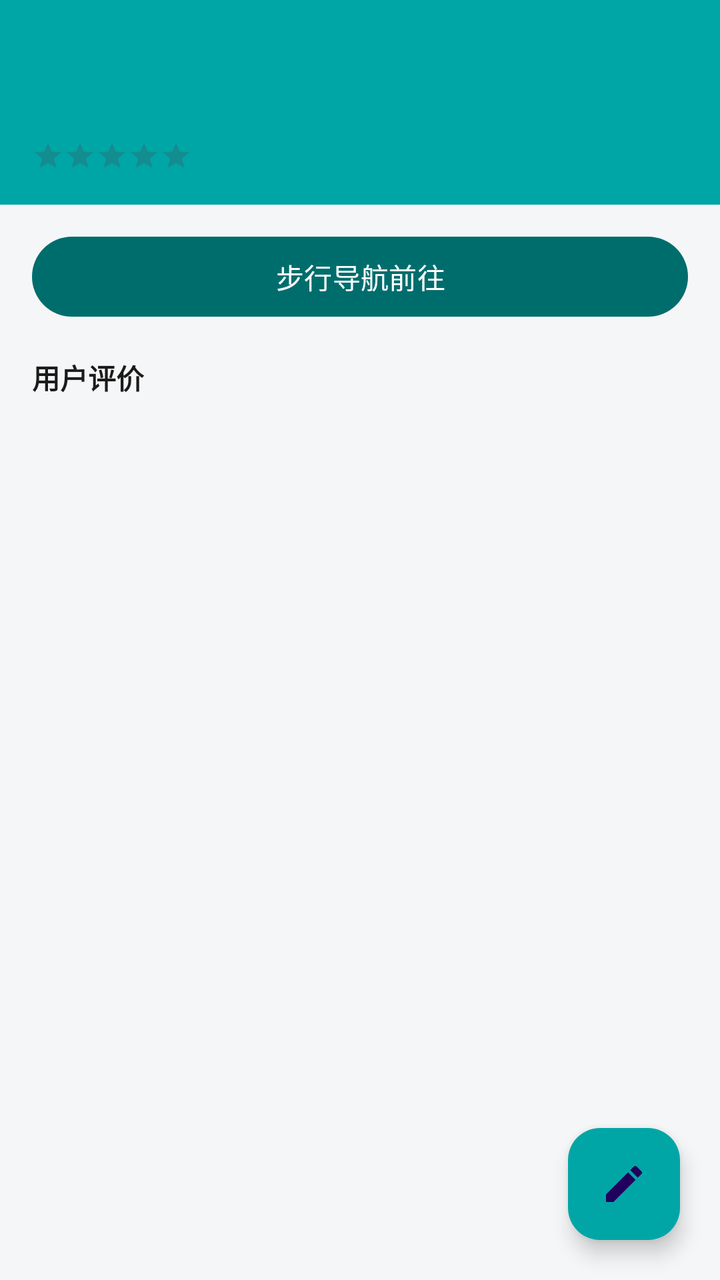
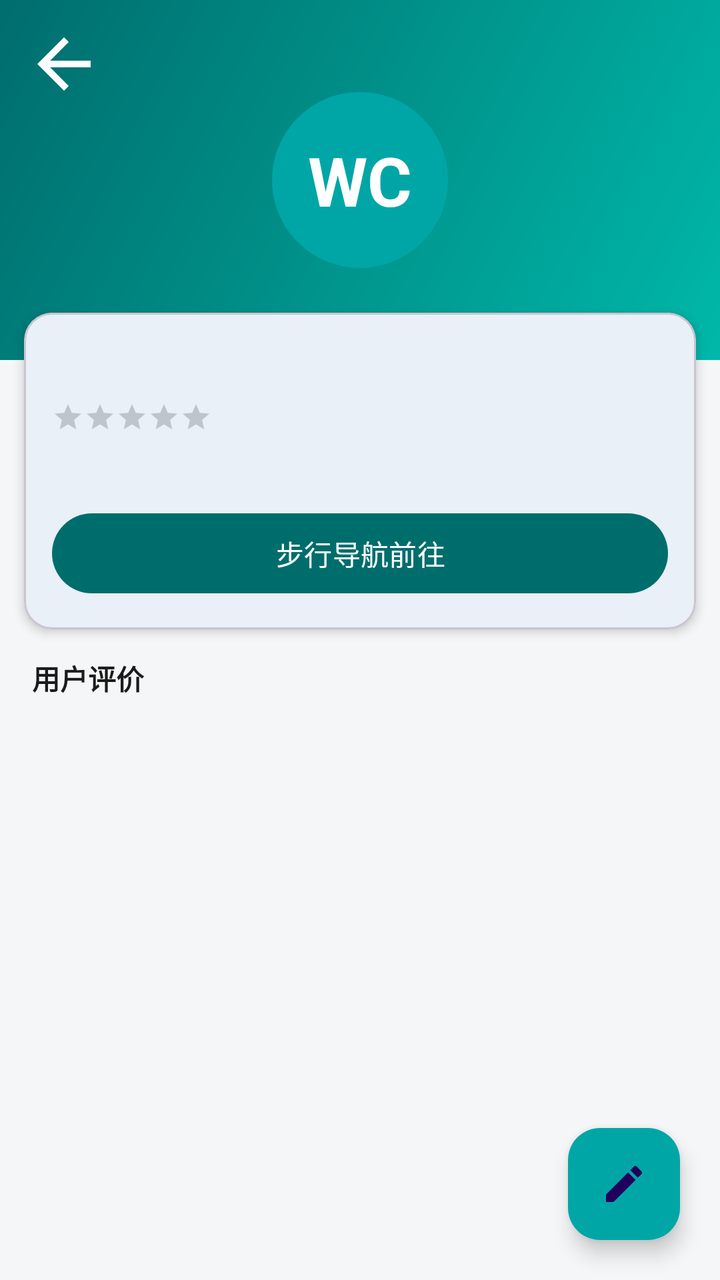

An Android layout rendered at two revisions. The XML below is the earlier revision; the diff shows what the commit changed to produce the second picture.
<!-- AndroidManifest.xml: application theme Theme.NearbyToilet -->
<!-- res/layout/activity_toilet_detail.xml -->
<?xml version="1.0" encoding="utf-8"?>
<androidx.coordinatorlayout.widget.CoordinatorLayout xmlns:android="http://schemas.android.com/apk/res/android"
    xmlns:app="http://schemas.android.com/apk/res-auto"
    android:layout_width="match_parent"
    android:layout_height="match_parent">

    <LinearLayout
        android:layout_width="match_parent"
        android:layout_height="match_parent"
        android:orientation="vertical">

        <LinearLayout
            android:layout_width="match_parent"
            android:layout_height="wrap_content"
            android:background="@color/brand_primary"
            android:orientation="vertical"
            android:padding="16dp">

            <TextView
                android:id="@+id/tv_toilet_name"
                android:layout_width="match_parent"
                android:layout_height="wrap_content"
                android:textColor="@color/white"
                android:textSize="18sp"
                android:textStyle="bold" />

            <TextView
                android:id="@+id/tv_toilet_address"
                android:layout_width="match_parent"
                android:layout_height="wrap_content"
                android:layout_marginTop="4dp"
                android:alpha="0.85"
                android:textColor="@color/white"
                android:textSize="13sp" />

            <LinearLayout
                android:layout_width="match_parent"
                android:layout_height="wrap_content"
                android:layout_marginTop="8dp"
                android:gravity="center_vertical"
                android:orientation="horizontal">

                <RatingBar
                    android:id="@+id/rating_overall"
                    style="?android:attr/ratingBarStyleSmall"
                    android:layout_width="wrap_content"
                    android:layout_height="wrap_content"
                    android:isIndicator="true"
                    android:numStars="5"
                    android:stepSize="0.5" />

                <TextView
                    android:id="@+id/tv_review_summary"
                    android:layout_width="wrap_content"
                    android:layout_height="wrap_content"
                    android:layout_marginStart="8dp"
                    android:alpha="0.85"
                    android:textColor="@color/white"
                    android:textSize="12sp" />
            </LinearLayout>
        </LinearLayout>

        <com.google.android.material.button.MaterialButton
            android:id="@+id/btn_navigate"
            android:layout_width="match_parent"
            android:layout_height="wrap_content"
            android:layout_marginHorizontal="16dp"
            android:layout_marginTop="12dp"
            android:text="@string/navigate_on_foot"
            app:backgroundTint="@color/brand_dark" />

        <TextView
            android:layout_width="match_parent"
            android:layout_height="wrap_content"
            android:paddingHorizontal="16dp"
            android:paddingTop="16dp"
            android:paddingBottom="4dp"
            android:text="@string/user_reviews_title"
            android:textColor="#1B1B1B"
            android:textSize="14sp"
            android:textStyle="bold" />

        <TextView
            android:id="@+id/tv_empty_reviews"
            android:layout_width="match_parent"
            android:layout_height="wrap_content"
            android:layout_marginTop="24dp"
            android:alpha="0.45"
            android:gravity="center"
            android:text="@string/no_reviews_yet"
            android:visibility="gone" />

        <androidx.recyclerview.widget.RecyclerView
            android:id="@+id/recycler_reviews"
            android:layout_width="match_parent"
            android:layout_height="0dp"
            android:layout_weight="1"
            android:paddingTop="4dp" />
    </LinearLayout>

    <com.google.android.material.floatingactionbutton.FloatingActionButton
        android:id="@+id/fab_write_review"
        android:layout_width="wrap_content"
        android:layout_height="wrap_content"
        android:layout_gravity="bottom|end"
        android:layout_margin="20dp"
        android:contentDescription="@string/write_review"
        app:backgroundTint="@color/brand_primary"
        app:srcCompat="@drawable/ic_edit" />
</androidx.coordinatorlayout.widget.CoordinatorLayout>
<!-- resources referenced by this layout -->
<resources>
  <color name="brand_dark">#006D6D</color>
  <color name="brand_primary">#00A6A6</color>
  <color name="white">#FFFFFF</color>
  <!-- drawable ic_edit (drawable) -->
  <?xml version="1.0" encoding="utf-8"?>
  <vector xmlns:android="http://schemas.android.com/apk/res/android"
      android:width="24dp"
      android:height="24dp"
      android:viewportWidth="24"
      android:viewportHeight="24"
      android:tint="#FFFFFF">
      <path
          android:fillColor="#FFFFFF"
          android:pathData="M3,17.25V21h3.75L17.81,9.94l-3.75,-3.75L3,17.25zM20.71,7.04c0.39,-0.39 0.39,-1.02 0,-1.41l-2.34,-2.34c-0.39,-0.39 -1.02,-0.39 -1.41,0l-1.83,1.83 3.75,3.75 1.83,-1.83z" />
  </vector>
  <string name="navigate_on_foot">步行导航前往</string>
  <string name="no_reviews_yet">还没有评价，来抢沙发吧～</string>
  <string name="user_reviews_title">用户评价</string>
  <string name="write_review">写评价</string>
  <style name="Theme.NearbyToilet" parent="Theme.Material3.DayNight.NoActionBar">
          <item name="android:windowBackground">@color/bg_gray</item>
          <item name="colorPrimary">@color/brand_primary</item>
          <item name="android:statusBarColor">@color/brand_primary</item>
      </style>
  <color name="bg_gray">#F5F6F7</color>
</resources>

<!-- the commit's change to res/layout/activity_toilet_detail.xml (unified diff, before → after) -->
@@ -9,74 +9,131 @@
         android:layout_height="match_parent"
         android:orientation="vertical">
 
-        <LinearLayout
+        
+        <FrameLayout
+            android:layout_width="match_parent"
+            android:layout_height="180dp"
+            android:background="@drawable/bg_head_banner">
+
+            <TextView
+                android:layout_width="88dp"
+                android:layout_height="88dp"
+                android:layout_gravity="center"
+                android:background="@drawable/bg_wc_badge"
+                android:gravity="center"
+                android:text="WC"
+                android:textColor="@color/white"
+                android:textSize="34sp"
+                android:textStyle="bold" />
+
+            <ImageView
+                android:id="@+id/btn_back"
+                android:layout_width="40dp"
+                android:layout_height="40dp"
+                android:layout_margin="12dp"
+                android:contentDescription="@string/back"
+                android:src="@drawable/ic_back"
+                app:tint="@color/white" />
+        </FrameLayout>
+
+        
+        <com.google.android.material.card.MaterialCardView
             android:layout_width="match_parent"
             android:layout_height="wrap_content"
-            android:background="@color/brand_primary"
-            android:orientation="vertical"
-            android:padding="16dp">
-
-            <TextView
-                android:id="@+id/tv_toilet_name"
-                android:layout_width="match_parent"
-                android:layout_height="wrap_content"
-                android:textColor="@color/white"
-                android:textSize="18sp"
-                android:textStyle="bold" />
-
-            <TextView
-                android:id="@+id/tv_toilet_address"
-                android:layout_width="match_parent"
-                android:layout_height="wrap_content"
-                android:layout_marginTop="4dp"
-                android:alpha="0.85"
-                android:textColor="@color/white"
-                android:textSize="13sp" />
+            android:layout_marginHorizontal="12dp"
+            android:layout_marginTop="-24dp"
+            app:cardCornerRadius="14dp"
+            app:cardElevation="3dp">
 
             <LinearLayout
                 android:layout_width="match_parent"
                 android:layout_height="wrap_content"
-                android:layout_marginTop="8dp"
-                android:gravity="center_vertical"
-                android:orientation="horizontal">
+                android:orientation="vertical"
+                android:padding="14dp">
 
-                <RatingBar
-                    android:id="@+id/rating_overall"
-                    style="?android:attr/ratingBarStyleSmall"
+                <TextView
+                    android:id="@+id/tv_toilet_name"
+                    android:layout_width="match_parent"
+                    android:layout_height="wrap_content"
+                    android:textColor="@color/text_dark"
+                    android:textSize="18sp"
+                    android:textStyle="bold" />
+
+                <LinearLayout
                     android:layout_width="wrap_content"
                     android:layout_height="wrap_content"
-                    android:isIndicator="true"
-                    android:numStars="5"
-                    android:stepSize="0.5" />
+                    android:layout_marginTop="4dp"
+                    android:gravity="center_vertical"
+                    android:orientation="horizontal">
+
+                    <RatingBar
+                        android:id="@+id/rating_overall"
+                        style="?android:attr/ratingBarStyleSmall"
+                        android:layout_width="wrap_content"
+                        android:layout_height="wrap_content"
+                        android:isIndicator="true"
+                        android:numStars="5"
+                        android:progressTint="@color/star_orange"
+                        android:stepSize="0.5" />
+
+                    <TextView
+                        android:id="@+id/tv_score"
+                        android:layout_width="wrap_content"
+                        android:layout_height="wrap_content"
+                        android:layout_marginStart="6dp"
+                        android:textColor="@color/star_orange"
+                        android:textSize="15sp"
+                        android:textStyle="bold" />
+
+                    <TextView
+                        android:id="@+id/tv_review_summary"
+                        android:layout_width="wrap_content"
+                        android:layout_height="wrap_content"
+                        android:layout_marginStart="6dp"
+                        android:alpha="0.6"
+                        android:textColor="@color/text_dark"
+                        android:textSize="11sp" />
+                </LinearLayout>
 
                 <TextView
-                    android:id="@+id/tv_review_summary"
-                    android:layout_width="wrap_content"
+                    android:id="@+id/tv_toilet_address"
+                    android:layout_width="match_parent"
                     android:layout_height="wrap_content"
-                    android:layout_marginStart="8dp"
+                    android:layout_marginTop="6dp"
+                    android:alpha="0.7"
+                    android:drawablePadding="4dp"
+                    android:gravity="center_vertical"
+                    android:textColor="@color/text_dark"
+                    android:textSize="13sp" />
+
+                <TextView
+                    android:id="@+id/tv_tags"
+                    android:layout_width="match_parent"
+                    android:layout_height="wrap_content"
+                    android:layout_marginTop="6dp"
                     android:alpha="0.85"
-                    android:textColor="@color/white"
-                    android:textSize="12sp" />
+                    android:textColor="@color/brand_dark"
+                    android:textSize="12sp"
+                    android:visibility="gone" />
+
+                <com.google.android.material.button.MaterialButton
+                    android:id="@+id/btn_navigate"
+                    android:layout_width="match_parent"
+                    android:layout_height="wrap_content"
+                    android:layout_marginTop="10dp"
+                    android:text="@string/navigate_on_foot"
+                    app:backgroundTint="@color/brand_dark" />
             </LinearLayout>
-        </LinearLayout>
-
-        <com.google.android.material.button.MaterialButton
-            android:id="@+id/btn_navigate"
-            android:layout_width="match_parent"
-            android:layout_height="wrap_content"
-            android:layout_marginHorizontal="16dp"
-            android:layout_marginTop="12dp"
-            android:text="@string/navigate_on_foot"
-            app:backgroundTint="@color/brand_dark" />
+        </com.google.android.material.card.MaterialCardView>
 
         <TextView
             android:layout_width="match_parent"
             android:layout_height="wrap_content"
             android:paddingHorizontal="16dp"
-            android:paddingTop="16dp"
+            android:paddingTop="14dp"
             android:paddingBottom="4dp"
             android:text="@string/user_reviews_title"
-            android:textColor="#1B1B1B"
+            android:textColor="@color/text_dark"
             android:textSize="14sp"
             android:textStyle="bold" />
 
@@ -84,10 +141,11 @@
             android:id="@+id/tv_empty_reviews"
             android:layout_width="match_parent"
             android:layout_height="wrap_content"
-            android:layout_marginTop="24dp"
+            android:layout_marginTop="20dp"
             android:alpha="0.45"
             android:gravity="center"
             android:text="@string/no_reviews_yet"
+            android:textColor="@color/text_dark"
             android:visibility="gone" />
 
         <androidx.recyclerview.widget.RecyclerView
<!-- resource entries referenced after the edit -->
@@ -2,7 +2,33 @@
 <resources>
   <color name="brand_dark">#006D6D</color>
   <color name="brand_primary">#00A6A6</color>
+  <color name="star_orange">#FFB000</color>
+  <color name="text_dark">#1B1B1B</color>
   <color name="white">#FFFFFF</color>
+  <!-- drawable bg_head_banner (drawable) -->
+  <?xml version="1.0" encoding="utf-8"?>
+  <shape xmlns:android="http://schemas.android.com/apk/res/android" android:shape="rectangle">
+      <gradient
+          android:angle="135"
+          android:startColor="#00B8A9"
+          android:endColor="@color/brand_dark" />
+  </shape>
+  <!-- drawable bg_wc_badge (drawable) -->
+  <?xml version="1.0" encoding="utf-8"?>
+  <shape xmlns:android="http://schemas.android.com/apk/res/android" android:shape="oval">
+      <solid android:color="@color/brand_primary" />
+  </shape>
+  <!-- drawable ic_back (drawable) -->
+  <?xml version="1.0" encoding="utf-8"?>
+  <vector xmlns:android="http://schemas.android.com/apk/res/android"
+      android:width="24dp"
+      android:height="24dp"
+      android:viewportWidth="24"
+      android:viewportHeight="24">
+      <path
+          android:fillColor="#FF1B1B1B"
+          android:pathData="M20,11H7.83l5.59,-5.59L12,4l-8,8 8,8 1.41,-1.41L7.83,13H20v-2z" />
+  </vector>
   <!-- drawable ic_edit (drawable) -->
   <?xml version="1.0" encoding="utf-8"?>
   <vector xmlns:android="http://schemas.android.com/apk/res/android"
@@ -15,6 +41,7 @@
           android:fillColor="#FFFFFF"
           android:pathData="M3,17.25V21h3.75L17.81,9.94l-3.75,-3.75L3,17.25zM20.71,7.04c0.39,-0.39 0.39,-1.02 0,-1.41l-2.34,-2.34c-0.39,-0.39 -1.02,-0.39 -1.41,0l-1.83,1.83 3.75,3.75 1.83,-1.83z" />
   </vector>
+  <string name="back">返回</string>
   <string name="navigate_on_foot">步行导航前往</string>
   <string name="no_reviews_yet">还没有评价，来抢沙发吧～</string>
   <string name="user_reviews_title">用户评价</string>
